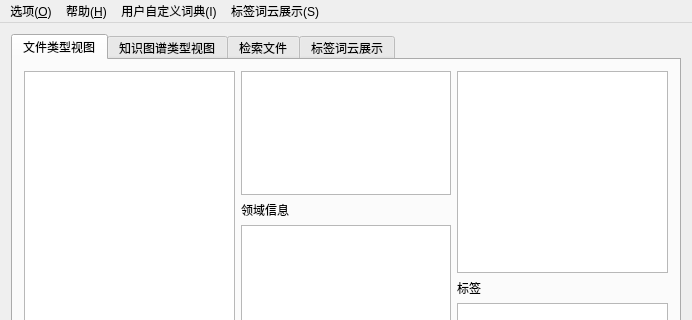
This is mainwindow.ui in lvyilin/SmartFilesManager as Qt 5 draws it before an edit; both pictures show x 0 to 692 and y 0 to 320 of the 692 by 550 pixel window. The edited form follows.
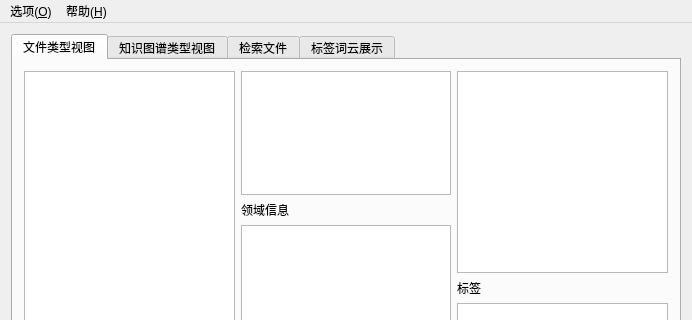
This is the edited form.

Commit message: update : 界面

```diff
--- a/mainwindow.ui
+++ b/mainwindow.ui
@@ -265,26 +265,8 @@
     <addaction name="actionAbout"/>
     <addaction name="separator"/>
    </widget>
-   <widget class="QMenu" name="menu_3">
-    <property name="title">
-     <string>用户自定义词典(I)</string>
-    </property>
-    <addaction name="action_2"/>
-    <addaction name="separator"/>
-    <addaction name="action_3"/>
-    <addaction name="separator"/>
-   </widget>
-   <widget class="QMenu" name="menu_4">
-    <property name="title">
-     <string>标签词云展示(S)</string>
-    </property>
-    <addaction name="action_4"/>
-    <addaction name="separator"/>
-   </widget>
    <addaction name="menu"/>
    <addaction name="menu_2"/>
-   <addaction name="menu_3"/>
-   <addaction name="menu_4"/>
   </widget>
   <widget class="QStatusBar" name="statusBar"/>
   <action name="actionAbout">
```
Left out of the diff: 5 changed lines with no effect on the pictures. The commit also changes 1 other file.
